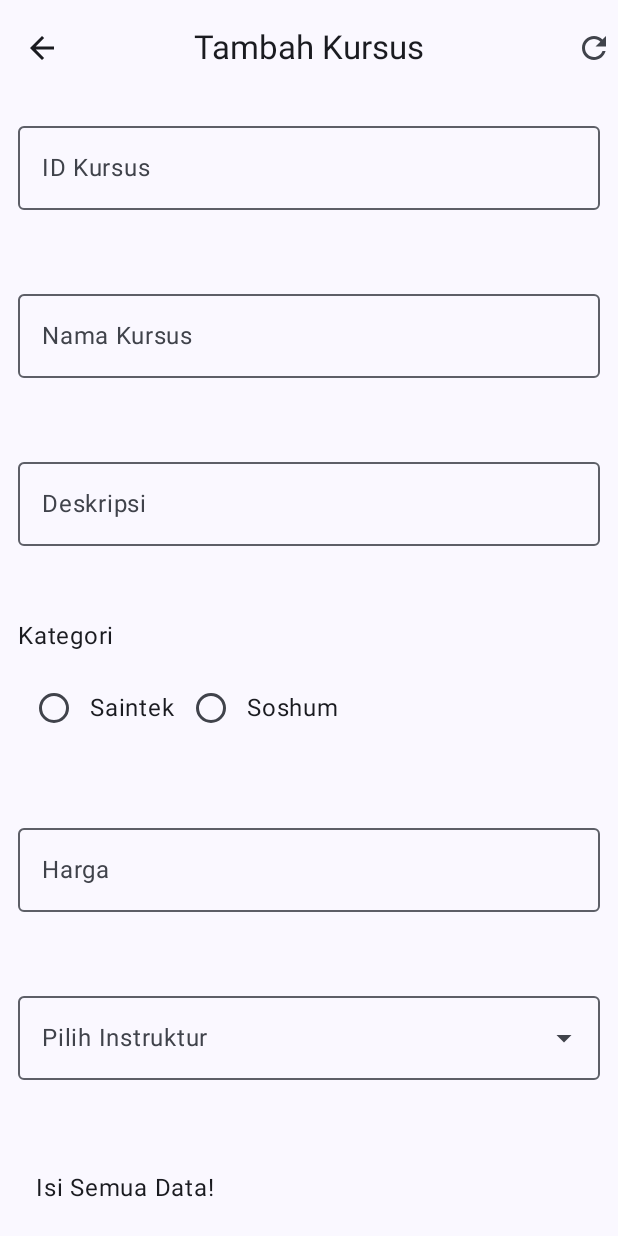
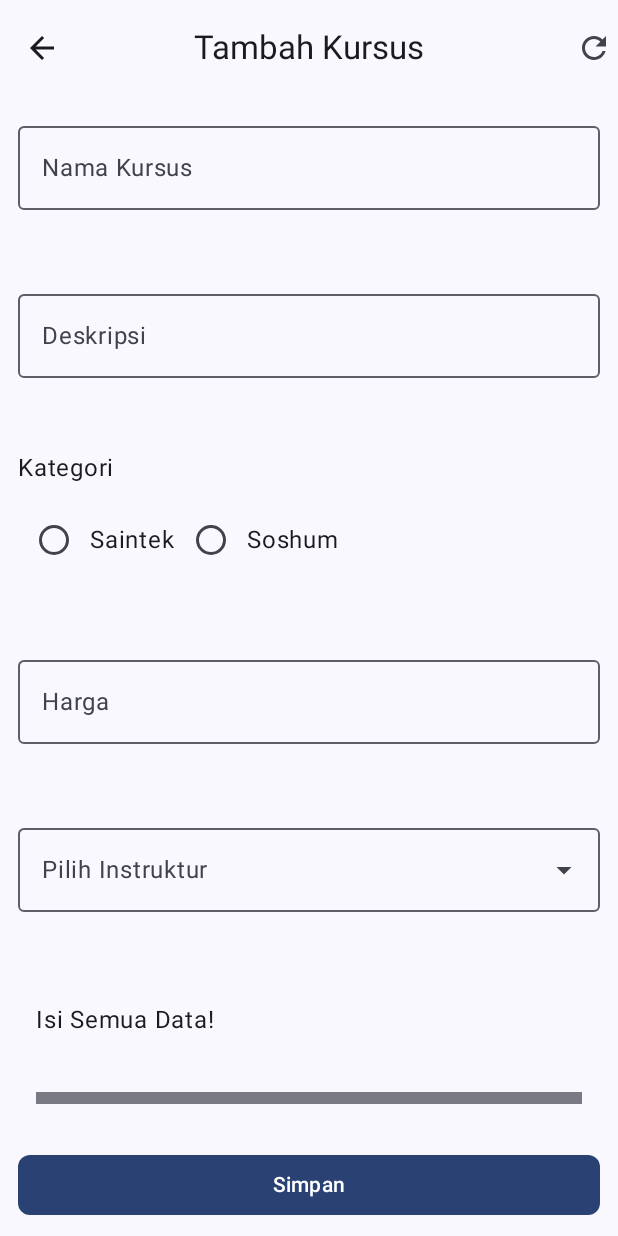
Before and after one commit to ulfhiraa/A12_093, an Android app built with Jetpack Compose: the InsertKurView screen opened through its navigation route, on a phone screen of 412 x 824 dp. Run offline under Robolectric (Android 15) with nearby library versions, the phone set to English and light mode, and no system bars; libraries missing offline, so code that uses them is left out: com.jakewharton.retrofit2.

Commit message:
DELETE - Textfield input id kursus dan menghapus id kursus dari form validasi karena sudah auto increment

```diff
--- a/app/src/main/java/com/example/projectakhir_pam/ui/view/Kursus/InsertKurView.kt
+++ b/app/src/main/java/com/example/projectakhir_pam/ui/view/Kursus/InsertKurView.kt
@@ -139,21 +139,21 @@ fun FormInput( // untuk menampilkan elemen input form dengan validasi
         modifier = modifier,
         verticalArrangement = Arrangement.spacedBy(12.dp)
     ){
-        // TEXTFIELD ID Kursus
-        OutlinedTextField(
-            modifier = Modifier.fillMaxWidth(),
-            value = insertKurUiEvent.id_kursus,
-            onValueChange = {
-                onValueChange(insertKurUiEvent.copy(id_kursus = it))
-            },
-            label = { Text("ID Kursus") },
-            isError = errorState.id_kursus != null,
-            placeholder = { Text("Masukkan ID Kursus") },
-        )
-        Text(
-            text = errorState.id_kursus ?: "",
-            color = Color.Red
-        )
+//        // TEXTFIELD ID Kursus
+//        OutlinedTextField(
+//            modifier = Modifier.fillMaxWidth(),
+//            value = insertKurUiEvent.id_kursus,
+//            onValueChange = {
+//                onValueChange(insertKurUiEvent.copy(id_kursus = it))
+//            },
+//            label = { Text("ID Kursus") },
+//            isError = errorState.id_kursus != null,
+//            placeholder = { Text("Masukkan ID Kursus") },
+//        )
+//        Text(
+//            text = errorState.id_kursus ?: "",
+//            color = Color.Red
+//        )
 
         // TEXTFIELD Nama Kursus
         OutlinedTextField(
--- a/app/src/main/java/com/example/projectakhir_pam/ui/viewmodel/Kursus/InsertKurViewModel.kt
+++ b/app/src/main/java/com/example/projectakhir_pam/ui/viewmodel/Kursus/InsertKurViewModel.kt
@@ -23,7 +23,6 @@ class InsertKurViewModel(private val kur: KursusRepository) : ViewModel() {
     fun validateFields(): Boolean {
         val event = kuruiState.insertKurUiEvent
         val errorState = FormErrorKurState(
-            id_kursus = if (event.id_kursus.isNotEmpty()) null else "ID Kursus tidak boleh kosong",
             namaKursus = if (event.namaKursus.isNotEmpty()) null else "Nama Kursus tidak boleh kosong",
             deskripsi = if (event.deskripsi.isNotEmpty()) null else "Deskripsi tidak boleh kosong",
             kategori = if (event.kategori.isNotEmpty()) null else "Kategori tidak boleh kosong",
@@ -54,7 +53,6 @@ data class InsertKurUiState(
 
 // Data class untuk menangani error pada form
 data class FormErrorKurState(
-    val id_kursus: String? = null,
     val namaKursus: String? = null,
     val deskripsi: String? = null,
     val kategori: String? = null,
@@ -62,7 +60,7 @@ data class FormErrorKurState(
     val id_instruktur: String? = null
 ) {
     fun isValid(): Boolean {
-        return id_kursus == null && namaKursus == null
+        return  namaKursus == null
                 && deskripsi == null && kategori == null
                 && harga == null && id_instruktur == null
     }
```
